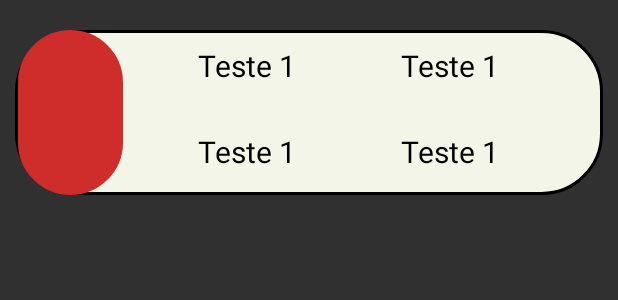
After one commit to UINick/SmartTools-2.0, an Android app: the layout list_item_extrato.xml on its own in the app's theme, with its tools: preview values and no code run, on a phone screen of 412 x 824 dp. The commit adds this screen. Shown: the top 300 px of the screen. Run offline under Robolectric (Android 15) with nearby library versions, the phone set to English and light mode, and no system bars.

Commit message:
adding celula

```diff
--- /dev/null
+++ b/App/ProjetoSmartTools/app/src/main/res/drawable/view_redonda_cor_background.xml
@@ -0,0 +1,23 @@
+<?xml version="1.0" encoding="utf-8"?>
+<shape xmlns:android="http://schemas.android.com/apk/res/android"
+    android:shape="rectangle">
+
+    <size android:width="50dp"
+        android:height="50dp"/>
+
+    <corners
+        android:radius="40dp" />
+
+    <stroke
+        android:width="2dp"
+        android:color="@color/black"/>
+    <solid
+        android:color="#f2f5e7"/>
+
+    <gradient android:type="radial"
+        android:gradientRadius="200"
+        android:startColor="#f2f5e7"
+        android:endColor="#f2f5e7" />
+
+
+</shape>
--- /dev/null
+++ b/App/ProjetoSmartTools/app/src/main/res/layout/list_item_extrato.xml
@@ -0,0 +1,94 @@
+<?xml version="1.0" encoding="utf-8"?>
+<androidx.constraintlayout.widget.ConstraintLayout xmlns:android="http://schemas.android.com/apk/res/android"
+    android:layout_width="match_parent"
+    android:layout_height="match_parent"
+    xmlns:app="http://schemas.android.com/apk/res-auto">
+
+    <LinearLayout
+        android:layout_width="match_parent"
+        android:layout_height="match_parent"
+        android:orientation="vertical">
+
+        <LinearLayout
+            android:layout_width="match_parent"
+            android:layout_height="110dp"
+            android:background="@drawable/view_redonda_cor_background"
+            android:layout_marginTop="20dp"
+            android:layout_marginStart="10dp"
+            android:layout_marginEnd="10dp">
+
+            <LinearLayout
+                android:layout_width="match_parent"
+                android:layout_height="match_parent">
+
+                <LinearLayout
+                    android:layout_width="70dp"
+                    android:layout_height="match_parent"
+                    android:id="@+id/view_lateral"
+                    android:orientation="horizontal"
+                    android:layout_marginStart="2dp"
+                    android:background="@drawable/view_redonda_vermelho"/>
+
+                <LinearLayout
+                    android:layout_width="wrap_content"
+                    android:layout_height="match_parent"
+                    android:orientation="horizontal"
+                    android:layout_marginStart="50dp">
+
+                    <LinearLayout
+                        android:layout_width="match_parent"
+                        android:layout_height="match_parent"
+                        android:orientation="vertical">
+
+                        <TextView
+                            android:layout_width="wrap_content"
+                            android:layout_height="wrap_content"
+                            android:textColor="@color/black"
+                            android:layout_marginTop="10dp"
+                            android:textSize="20sp"
+                            android:text="Teste 1"/>
+
+                        <TextView
+                            android:layout_width="wrap_content"
+                            android:layout_height="wrap_content"
+                            android:textColor="@color/black"
+                            android:layout_marginTop="30dp"
+                            android:textSize="20sp"
+                            android:text="Teste 1"/>
+
+                    </LinearLayout>
+
+                    <LinearLayout
+                        android:layout_width="wrap_content"
+                        android:layout_height="match_parent"
+                        android:orientation="vertical"
+                        android:layout_marginStart="70dp">
+
+                        <TextView
+                            android:layout_width="wrap_content"
+                            android:layout_height="wrap_content"
+                            android:textColor="@color/black"
+                            android:layout_marginTop="10dp"
+                            android:textSize="20sp"
+                            android:text="Teste 1"/>
+
+                        <TextView
+                            android:layout_width="wrap_content"
+                            android:layout_height="wrap_content"
+                            android:textColor="@color/black"
+                            android:layout_marginTop="30dp"
+                            android:textSize="20sp"
+                            android:text="Teste 1"/>
+
+                    </LinearLayout>
+
+                </LinearLayout>
+
+            </LinearLayout>
+
+        </LinearLayout>
+
+    </LinearLayout>
+
+
+</androidx.constraintlayout.widget.ConstraintLayout>
--- a/App/ProjetoSmartTools/app/src/main/res/values/themes.xml
+++ b/App/ProjetoSmartTools/app/src/main/res/values/themes.xml
@@ -13,4 +13,10 @@
         <item name="android:statusBarColor" tools:targetApi="l">?attr/colorPrimaryVariant</item>
         <!-- Customize your theme here. -->
     </style>
+
+    <style name="RoundCorner" parent="">
+        <item name="cornerFamily">rounded</item>
+        <item name="cornerSize">20dp</item>
+    </style>
+
 </resources>
```
Also changed, not shown: App/ProjetoSmartTools/app/src/main/java/com/example/projetosmarttools/Fragment/TabBarNavigation/ExtratoFragment.kt (+3 -38 lines), App/ProjetoSmartTools/app/src/main/res/drawable/view_redonda_lateral.xml (added, +17 -0 lines), App/ProjetoSmartTools/app/src/main/res/layout/fragment_extrato.xml (+9 -8 lines).
